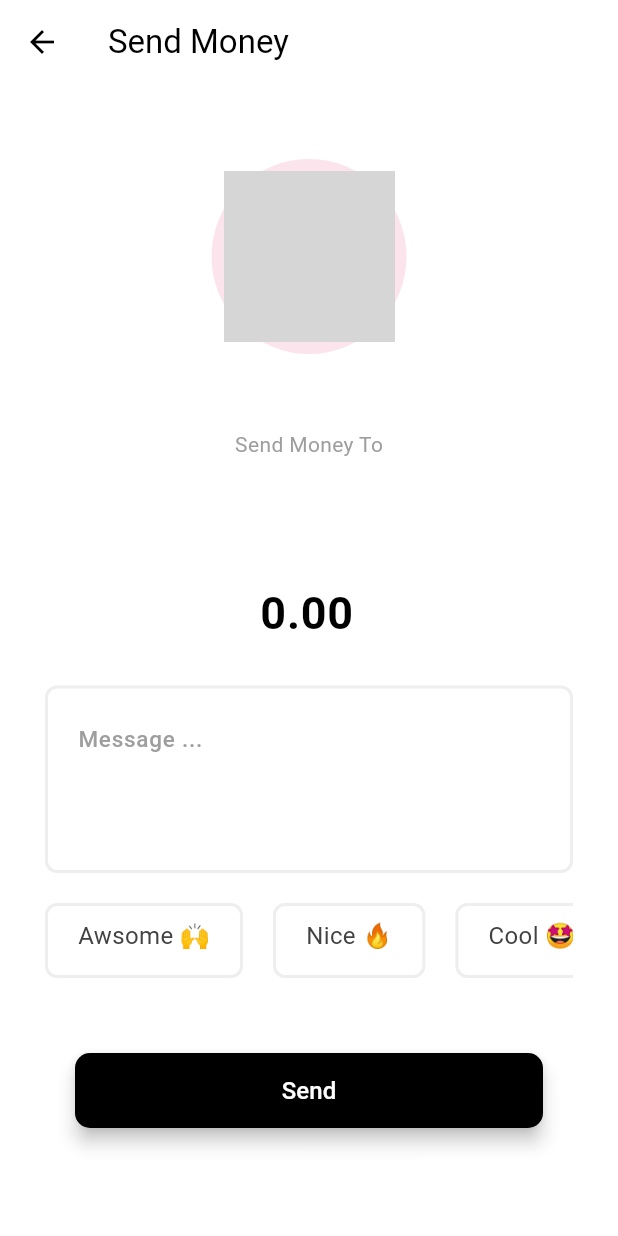
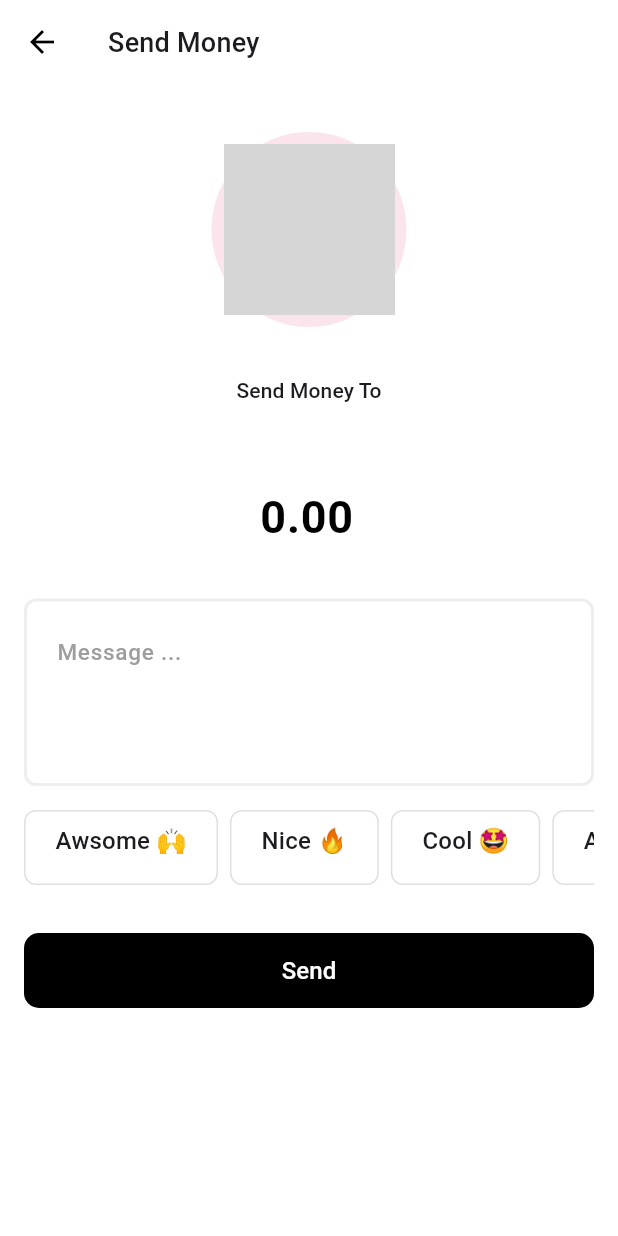
Before and after one commit to afgprogrammer/Flutter-wallet-app, a Flutter app: the SendMoney screen opened directly with empty values, on a phone screen of 412 x 824 dp. Run offline on Flutter 3.47's test engine with Material 3 defaults, Android fonts, the phone set to English and light mode, and no system bars; drawn by our look-alikes of bouncing_widget; our stand-ins replace animate_do, flutter_advanced_drawer, iconsax; missing offline and left inert: align_positioned, pattern_formatter; network calls fail; grey boxes are pictures that could not be loaded.

Commit message:
Fix design issue

```diff
--- a/lib/pages/send_money.dart
+++ b/lib/pages/send_money.dart
@@ -44,12 +44,15 @@ class _SendMoneyState extends State<SendMoney> {
 
   @override
   Widget build(BuildContext context) {
+    final theme = Theme.of(context);
+
     return Scaffold(
       backgroundColor: Colors.white,
       appBar: AppBar(
+        scrolledUnderElevation: 0,
         backgroundColor: Colors.transparent,
         elevation: 0,
-        title: Text('Send Money', style: TextStyle(color: Colors.black),),
+        title: Text('Send Money', style: theme.textTheme.titleMedium?.copyWith(fontSize: 18),),
         leading: BackButton(color: Colors.black,),
       ),
       body: SingleChildScrollView(
@@ -58,7 +61,7 @@ class _SendMoneyState extends State<SendMoney> {
           child: Column(
             crossAxisAlignment: CrossAxisAlignment.center,
             children: [
-              SizedBox(height: 50,),
+              SizedBox(height: 32,),
               FadeInDown(
                 from: 100,
                 duration: Duration(milliseconds: 500),
@@ -75,19 +78,19 @@ class _SendMoneyState extends State<SendMoney> {
                     child: Image.asset(widget.avatar)),
                 ),
               ),
-              SizedBox(height: 50,),
+              SizedBox(height: 32,),
               FadeInUp(
                 from: 60,
                 delay: Duration(milliseconds: 500),
                 duration: Duration(milliseconds: 500),
-                child: Text("Send Money To", style: TextStyle(color: Colors.grey),)),
-              SizedBox(height: 10,),
+                child: Text("Send Money To", style: theme.textTheme.titleSmall,)),
+              SizedBox(height: 8,),
               FadeInUp(
                 from: 30,
                 delay: Duration(milliseconds: 800),
                 duration: Duration(milliseconds: 500),
-                child: Text(widget.name, style: TextStyle(fontSize: 24, fontWeight: FontWeight.bold),)),
-              SizedBox(height: 20,),
+                child: Text(widget.name, style: theme.textTheme.titleLarge?.copyWith(fontWeight: FontWeight.w800),)),
+
               FadeInUp(
                 from: 40,
                 delay: Duration(milliseconds: 800),
@@ -132,14 +135,14 @@ class _SendMoneyState extends State<SendMoney> {
                   ),
                 ),
               ),
-              SizedBox(height: 10,),
+              SizedBox(height: 16,),
               // note textfield
               FadeInUp(
                 from: 60,
-                delay: Duration(milliseconds: 800),
+                delay: Duration(milliseconds: 200),
                 duration: Duration(milliseconds: 500),
                 child: AnimatedContainer(
-                  margin: EdgeInsets.symmetric(horizontal: 30),
+                  margin: EdgeInsets.symmetric(horizontal: 16),
                   duration: Duration(milliseconds: 500),
                   decoration: BoxDecoration(
                     color: Colors.white,
@@ -163,14 +166,14 @@ class _SendMoneyState extends State<SendMoney> {
                   ),
                 ),
               ),
-              SizedBox(height: 20,),
+              SizedBox(height: 16,),
               FadeInUp(
                 from: 60,
                 delay: Duration(milliseconds: 800),
                 duration: Duration(milliseconds: 500),
                 child: Container(
                   height: 50,
-                  padding: EdgeInsets.symmetric(horizontal: 30),
+                  padding: EdgeInsets.symmetric(horizontal: 16),
                   child: ListView.builder(
                     scrollDirection: Axis.horizontal,
                     itemCount: _feedbacks.length,
@@ -187,17 +190,14 @@ class _SendMoneyState extends State<SendMoney> {
                             _focusNode.requestFocus();
                           },
                           child: Container(
-                            margin: EdgeInsets.only(right: 20),
+                            margin: EdgeInsets.only(right: 8),
                             padding: EdgeInsets.symmetric(horizontal: 20, vertical: 8),
                             decoration: BoxDecoration(
                               color: Colors.white,
                               borderRadius: BorderRadius.circular(8),
-                              border: Border.all(color: Colors.grey.shade200, width: 2),
+                              border: Border.all(color: Colors.grey.shade300, width: 1),
                             ),
-                            child: Text(_feedbacks[index], style: TextStyle(
-                              color: Colors.grey.shade800,
-                              fontSize: 16
-                            ),),
+                            child: Text(_feedbacks[index], style: theme.textTheme.titleMedium,),
                           ),
                         ),
                       );
@@ -205,13 +205,13 @@ class _SendMoneyState extends State<SendMoney> {
                   ),
                 ),
               ),
-              SizedBox(height: 50,),
+              SizedBox(height: 32,),
               FadeInUp(
                 duration: Duration(milliseconds: 500),
                 child: Padding(
-                  padding: const EdgeInsets.symmetric(horizontal: 50.0),
+                  padding: const EdgeInsets.symmetric(horizontal: 16.0),
                   child: Material(
-                    elevation: 5,
+                    elevation: 0,
                     borderRadius: BorderRadius.circular(10),
                     color: Colors.black,
                     child: MaterialButton(
@@ -225,6 +225,7 @@ class _SendMoneyState extends State<SendMoney> {
                   ),
                 ),
               ),
+              SizedBox(height: 32,),
             ],
           ),
         ),
```
